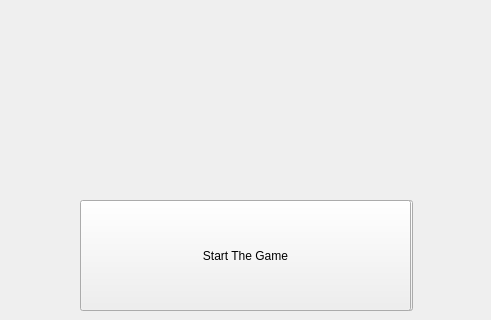
Old version of the form widget.ui in the repository Roninsc2/arkanoid; both pictures show x 398 to 889 and y 190 to 510 of the 1280 by 720 pixel window.
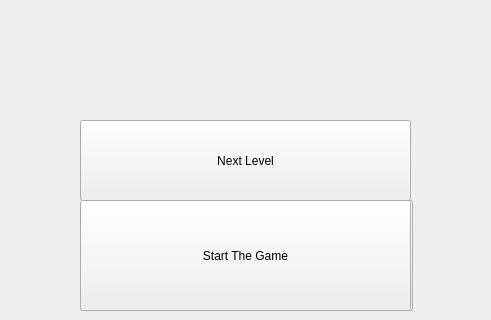
New version of the form.

The edit to the form file:
```diff
--- a/widget.ui
+++ b/widget.ui
@@ -45,6 +45,19 @@
     <string>Start The Game</string>
    </property>
   </widget>
+  <widget class="QPushButton" name="nextLevel">
+   <property name="geometry">
+    <rect>
+     <x>478</x>
+     <y>310</y>
+     <width>331</width>
+     <height>81</height>
+    </rect>
+   </property>
+   <property name="text">
+    <string>Next Level</string>
+   </property>
+  </widget>
  </widget>
  <layoutdefault spacing="6" margin="11"/>
  <resources/>
```
